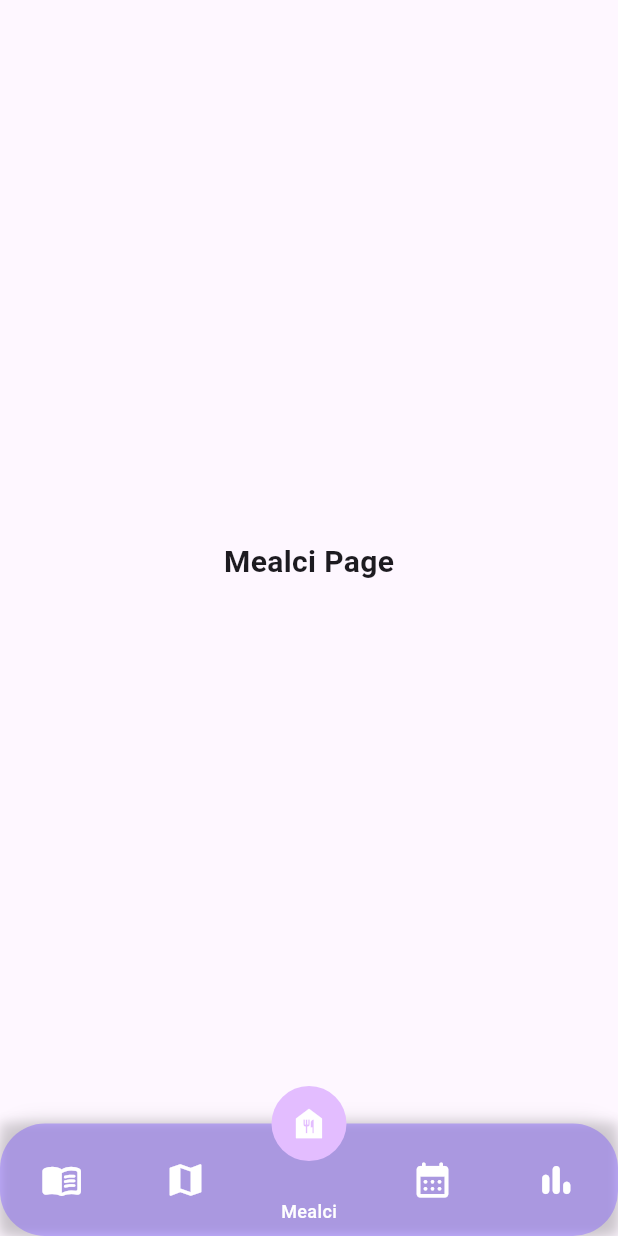
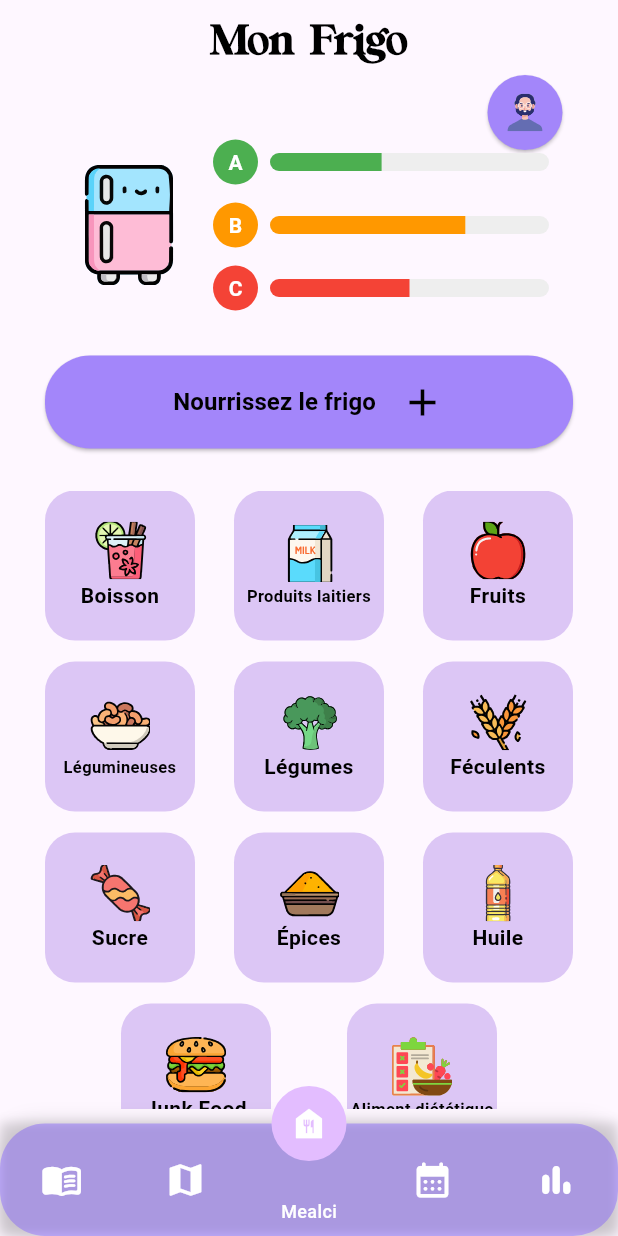
Before and after one commit to Mealci/Frontend, a Flutter app: the GenericLayout screen opened directly, on a phone screen of 412 x 824 dp. Run offline on Flutter 3.47's test engine with Material 3 defaults, Android fonts, the phone set to English and light mode, and no system bars; our stand-ins replace animated_text_kit, camera, flutter_dotenv, flutter_secure_storage, flutter_svg, geolocator and 5 more; missing offline and left inert: dart:ffi, google_mlkit_text_recognition; accounts and stored records are empty; project files that could hold a hidden picture were left out.

Commit message:
rework styles

```diff
--- a/lib/components/button_profile.dart
+++ b/lib/components/button_profile.dart
@@ -1,7 +1,6 @@
 import 'package:flutter/material.dart';
 import 'package:flutter_svg/flutter_svg.dart';
 import 'package:mealci/utils/styles/style.dart';
-
 
 class ButtonProfile extends StatelessWidget {
   final VoidCallback onPressed;
@@ -16,16 +15,15 @@ class ButtonProfile extends StatelessWidget {
     return ElevatedButton(
         onPressed: onPressed,
         style: ElevatedButton.styleFrom(
-        backgroundColor: Style.styles[AppStyle.secondaryColor],
-        fixedSize: const Size(60, 60),
+          backgroundColor: Style.styles[AppStyle.primaryColor],
+          fixedSize: const Size(50, 50),
           shape: const CircleBorder(),
           padding: const EdgeInsets.symmetric(horizontal: 0, vertical: 0),
         ),
         child: SvgPicture.asset(
-        width: 40,
-        height: 40,
+          width: 25,
+          height: 25,
           CustomMealciAsset.profileIcon,
-      )
-    );
+        ));
   }
 }
--- a/lib/components/button_text_icon.dart
+++ b/lib/components/button_text_icon.dart
@@ -19,8 +19,8 @@ class ButtonTextIcon extends StatelessWidget {
     return GestureDetector(
       onTap: onPressed,
       child: Container(
-        width: 120, // Ajustez la largeur si nécessaire
-        height: 120, // Ajustez la hauteur si nécessaire
+        width: 100, // Ajustez la largeur si nécessaire
+        height: 100, // Ajustez la hauteur si nécessaire
         decoration: BoxDecoration(
           color: const Color(0xFFDCC6F5), // Couleur de fond violet
           borderRadius: BorderRadius.circular(20), // Coins arrondis
@@ -34,17 +34,16 @@ class ButtonTextIcon extends StatelessWidget {
                 children: [
                   SvgPicture.asset(
                     svgPath,
-                    height: 60, // Taille minimale de l'image
-                    width: 60, // Taille minimale de l'image
+                    height: 40, // Taille minimale de l'image
+                    width: 40, // Taille minimale de l'image
                   ),
-
                   Text(
                     maxLines: 2,
                     textAlign: TextAlign.center,
                     text,
-                    style: const TextStyle(
+                    style: TextStyle(
                       color: Colors.black, // Couleur du texte
-                      fontSize: 16, // Taille du texte
+                      fontSize: text.length > 10 ? 11 : 14, // Taille du texte
                       fontWeight: FontWeight.bold, // Gras
                     ),
                   )
--- a/lib/components/feed_fridge_button.dart
+++ b/lib/components/feed_fridge_button.dart
@@ -1,4 +1,5 @@
 import 'package:flutter/material.dart';
+import '../utils/styles/style.dart';
 
 class FeedFridgeButton extends StatelessWidget {
   final VoidCallback onPressed;
@@ -13,12 +14,13 @@ class FeedFridgeButton extends StatelessWidget {
     return ElevatedButton(
       onPressed: onPressed,
       style: ElevatedButton.styleFrom(
-        minimumSize: const Size(1500, 50), // Taille minimale du bouton
-        backgroundColor: Colors.purple[200], // Couleur de fond
+        minimumSize: const Size(1000, 35), // Taille minimale du bouton
+        backgroundColor: Style.styles[AppStyle.primaryColor], // Couleur de fond
         shape: RoundedRectangleBorder(
           borderRadius: BorderRadius.circular(30), // Bordures arrondies
         ),
-        padding: const EdgeInsets.symmetric(horizontal: 24, vertical: 16), // Padding du bouton
+        padding: const EdgeInsets.symmetric(
+            horizontal: 24, vertical: 16), // Padding du bouton
       ),
       child: const Row(
         mainAxisSize: MainAxisSize.min, // Taille adaptée au contenu
@@ -26,7 +28,7 @@ class FeedFridgeButton extends StatelessWidget {
           Text(
             'Nourrissez le frigo',
             style: TextStyle(
-              fontSize: 24,
+              fontSize: 16,
               fontWeight: FontWeight.bold,
               color: Colors.black, // Couleur du texte
             ),
--- a/lib/components/generic_layout.dart
+++ b/lib/components/generic_layout.dart
@@ -2,6 +2,7 @@ import 'package:flutter/material.dart';
 import 'package:motion_tab_bar/MotionTabBarController.dart';
 import 'navbar.dart';
 import '../pages/toilet_map_page.dart';
+import '../pages/frigo_page.dart';
 
 class GenericLayout extends StatefulWidget {
   const GenericLayout({super.key, this.title});
@@ -43,8 +44,7 @@ class _GenericLayoutState extends State<GenericLayout>
           MainPageContentComponent(
               title: "Recipes Page", controller: _motionTabBarController!),
           const ToiletMapPage(),
-          MainPageContentComponent(
-              title: "Mealci Page", controller: _motionTabBarController!),
+          const FrigoPage(),
           MainPageContentComponent(
               title: "Calendar Page", controller: _motionTabBarController!),
           MainPageContentComponent(
--- /dev/null
+++ b/lib/pages/frigo_page.dart
@@ -0,0 +1,329 @@
+import 'package:flutter/material.dart';
+import 'package:mealci/components/button_profile.dart';
+import 'package:mealci/components/button_text_icon.dart';
+import 'package:mealci/components/fridge_raiting_chart.dart';
+import 'package:mealci/components/feed_fridge_button.dart';
+import 'package:mealci/utils/styles/style.dart';
+
+class FrigoPage extends StatefulWidget {
+  const FrigoPage({super.key});
+
+  @override
+  State<FrigoPage> createState() => _FrigoPageState();
+}
+
+class _FrigoPageState extends State<FrigoPage> {
+  final double spacing = 14.0;
+
+  @override
+  Widget build(BuildContext context) {
+    return Scaffold(
+      body: Stack(
+        children: [
+          // Bouton profile en haut à droite
+          Positioned(
+            top: 50,
+            right: 30,
+            child: ButtonProfile(
+              onPressed: () {
+                showDialog(
+                  context: context,
+                  builder: (BuildContext context) {
+                    return AlertDialog(
+                      title: const Text('Profile'),
+                      content: const Text('Profile page'),
+                      actions: [
+                        TextButton(
+                          onPressed: () {
+                            Navigator.of(context).pop();
+                          },
+                          child: const Text('Close'),
+                        ),
+                      ],
+                    );
+                  },
+                );
+              },
+            ),
+          ),
+
+          // Contenu principal : aligné en haut
+          SafeArea(
+            child: Padding(
+              padding: const EdgeInsets.symmetric(horizontal: 30, vertical: 10),
+              child: Column(
+                crossAxisAlignment: CrossAxisAlignment.center,
+                children: [
+                  // Titre avec opacité dynamique
+                  const Text(
+                    'Mon Frigo',
+                    style: TextStyle(
+                      color: Colors.black,
+                      fontSize: 27,
+                      fontWeight: FontWeight.bold,
+                      fontFamily: 'Voltaire',
+                    ),
+                  ),
+
+                  SizedBox(
+                      height: spacing *
+                          2), // Espacement entre le titre et le graphique
+
+                  // Graphique
+                  const FridgeRaitingChart(
+                    progressA: 0.4,
+                    progressB: 0.7,
+                    progressC: 0.5,
+                  ),
+                  SizedBox(
+                      height:
+                          spacing), // Espacement entre le graphique et le bouton
+
+                  // Bouton "Nourrissez le frigo"
+                  FeedFridgeButton(
+                    onPressed: () {
+                      showDialog(
+                        context: context,
+                        builder: (BuildContext context) {
+                          return AlertDialog(
+                            title: const Text('Feed Fridge'),
+                            content: const Text('Feed Fridge page'),
+                            actions: [
+                              TextButton(
+                                onPressed: () {
+                                  Navigator.of(context).pop();
+                                },
+                                child: const Text('Close'),
+                              ),
+                            ],
+                          );
+                        },
+                      );
+                    },
+                  ),
+
+                  SizedBox(
+                      height: spacing *
+                          2), // Espacement entre le bouton et les éléments
+
+                  // Partie scrollable : uniquement les boutons
+                  Expanded(
+                    child: NotificationListener<ScrollNotification>(
+                      child: SingleChildScrollView(
+                        child: Column(
+                          children: [
+                            Row(
+                              mainAxisAlignment: MainAxisAlignment.spaceBetween,
+                              children: [
+                                ButtonTextIcon(
+                                  text: "Boisson",
+                                  svgPath: CustomMealciAsset.drinkIcon,
+                                  onPressed: () {
+                                    showDialog(
+                                      context: context,
+                                      builder: (BuildContext context) {
+                                        return const AlertDialog(
+                                          title: Text('Boisson'),
+                                          content: Text('Boisson page'),
+                                          actions: [],
+                                        );
+                                      },
+                                    );
+                                  },
+                                ),
+                                ButtonTextIcon(
+                                  text: "Produits laitiers",
+                                  svgPath: CustomMealciAsset.milkIcon,
+                                  onPressed: () {
+                                    showDialog(
+                                      context: context,
+                                      builder: (BuildContext context) {
+                                        return const AlertDialog(
+                                          title: Text('Produits laitiers'),
+                                          content:
+                                              Text('Produits laitiers page'),
+                                          actions: [],
+                                        );
+                                      },
+                                    );
+                                  },
+                                ),
+                                ButtonTextIcon(
+                                  text: "Fruits",
+                                  svgPath: CustomMealciAsset.fruitIcon,
+                                  onPressed: () {
+                                    showDialog(
+                                      context: context,
+                                      builder: (BuildContext context) {
+                                        return const AlertDialog(
+                                          title: Text('Fruit'),
+                                          content: Text('Fruit page'),
+                                          actions: [],
+                                        );
+                                      },
+                                    );
+                                  },
+                                ),
+                              ],
+                            ),
+                            SizedBox(height: spacing),
+                            Row(
+                              mainAxisAlignment: MainAxisAlignment.spaceBetween,
+                              children: [
+                                ButtonTextIcon(
+                                  text: "Légumineuses",
+                                  svgPath: CustomMealciAsset.legumineuseIcon,
+                                  onPressed: () {
+                                    showDialog(
+                                      context: context,
+                                      builder: (BuildContext context) {
+                                        return const AlertDialog(
+                                          title: Text('Légumineuses'),
+                                          content: Text('Légumineuses page'),
+                                          actions: [],
+                                        );
+                                      },
+                                    );
+                                  },
+                                ),
+                                ButtonTextIcon(
+                                  text: "Légumes",
+                                  svgPath: CustomMealciAsset.legumeIcon,
+                                  onPressed: () {
+                                    showDialog(
+                                      context: context,
+                                      builder: (BuildContext context) {
+                                        return const AlertDialog(
+                                          title: Text('Légumes'),
+                                          content: Text('Légumes page'),
+                                          actions: [],
+                                        );
+                                      },
+                                    );
+                                  },
+                                ),
+                                ButtonTextIcon(
+                                  text: "Féculents",
+                                  svgPath: CustomMealciAsset.feculentIcon,
+                                  onPressed: () {
+                                    showDialog(
+                                      context: context,
+                                      builder: (BuildContext context) {
+                                        return const AlertDialog(
+                                          title: Text('Féculents'),
+                                          content: Text('Féculents page'),
+                                          actions: [],
+                                        );
+                                      },
+                                    );
+                                  },
+                                ),
+                              ],
+                            ),
+                            SizedBox(height: spacing),
+                            Row(
+                              mainAxisAlignment: MainAxisAlignment.spaceBetween,
+                              children: [
+                                ButtonTextIcon(
+                                  text: "Sucre",
+                                  svgPath: CustomMealciAsset.sugarIcon,
+                                  onPressed: () {
+                                    showDialog(
+                                      context: context,
+                                      builder: (BuildContext context) {
+                                        return const AlertDialog(
+                                          title: Text('Sucre'),
+                                          content: Text('Sucre page'),
+                                          actions: [],
+                                        );
+                                      },
+                                    );
+                                  },
+                                ),
+                                ButtonTextIcon(
+                                  text: "Épices",
+                                  svgPath: CustomMealciAsset.spicyIcon,
+                                  onPressed: () {
+                                    showDialog(
+                                      context: context,
+                                      builder: (BuildContext context) {
+                                        return const AlertDialog(
+                                          title: Text('Épices'),
+                                          content: Text('Épices page'),
+                                          actions: [],
+                                        );
+                                      },
+                                    );
+                                  },
+                                ),
+                                ButtonTextIcon(
+                                  text: "Huile",
+                                  svgPath: CustomMealciAsset.oilIcon,
+                                  onPressed: () {
+                                    showDialog(
+                                      context: context,
+                                      builder: (BuildContext context) {
+                                        return const AlertDialog(
+                                          title: Text('Huile'),
+                                          content: Text('Huile page'),
+                                          actions: [],
+                                        );
+                                      },
+                                    );
+                                  },
+                                ),
+                              ],
+                            ),
+                            SizedBox(height: spacing),
+                            Row(
+                              mainAxisAlignment: MainAxisAlignment.spaceEvenly,
+                              children: [
+                                ButtonTextIcon(
+                                  text: "Junk Food",
+                                  svgPath: CustomMealciAsset.junkFoodIcon,
+                                  onPressed: () {
+                                    showDialog(
+                                      context: context,
+                                      builder: (BuildContext context) {
+                                        return const AlertDialog(
+                                          title: Text('Junk Food'),
+                                          content: Text('Junk Food page'),
+                                          actions: [],
+                                        );
+                                      },
+                                    );
+                                  },
+                                ),
+                                ButtonTextIcon(
+                                  text: "Aliment diététique",
+                                  svgPath: CustomMealciAsset.dietIcon,
+                                  onPressed: () {
+                                    showDialog(
+                                      context: context,
+                                      builder: (BuildContext context) {
+                                        return const AlertDialog(
+                                          title: Text('Aliment diététique'),
+                                          content:
+                                              Text('Aliment diététique page'),
+                                          actions: [],
+                                        );
+                                      },
+                                    );
+                                  },
+                                ),
+                              ],
+                            ),
+                          ],
+                        ),
+                      ),
+                    ),
+                  ),
+                ],
+              ),
+            ),
+          ),
+        ],
+      ),
+    );
+  }
+}
--- a/lib/pages/home.dart
+++ b/lib/pages/home.dart
@@ -9,8 +9,6 @@ class HomePage extends StatefulWidget {
 }
 
 class _HomePageState extends State<HomePage> {
-  double _opacity = 1.0;
-
   @override
   Widget build(BuildContext context) {
     return const GenericLayout(
```
Also changed, not shown: 1 other file. Lines whose indentation alone changed are shown as unchanged.
